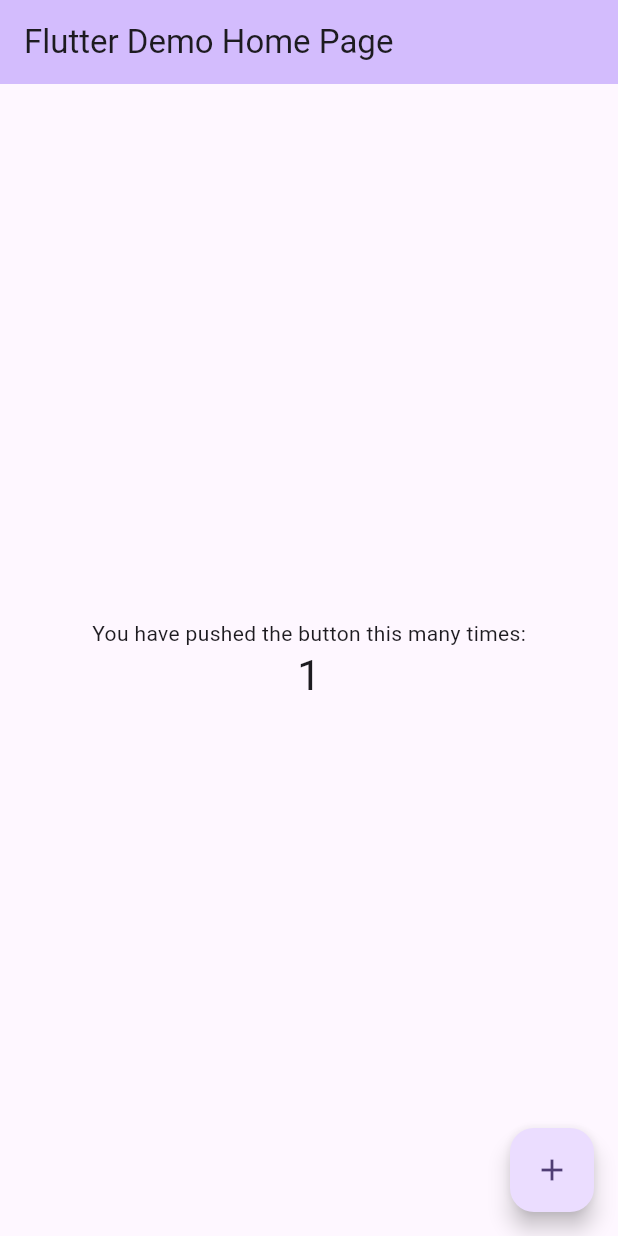
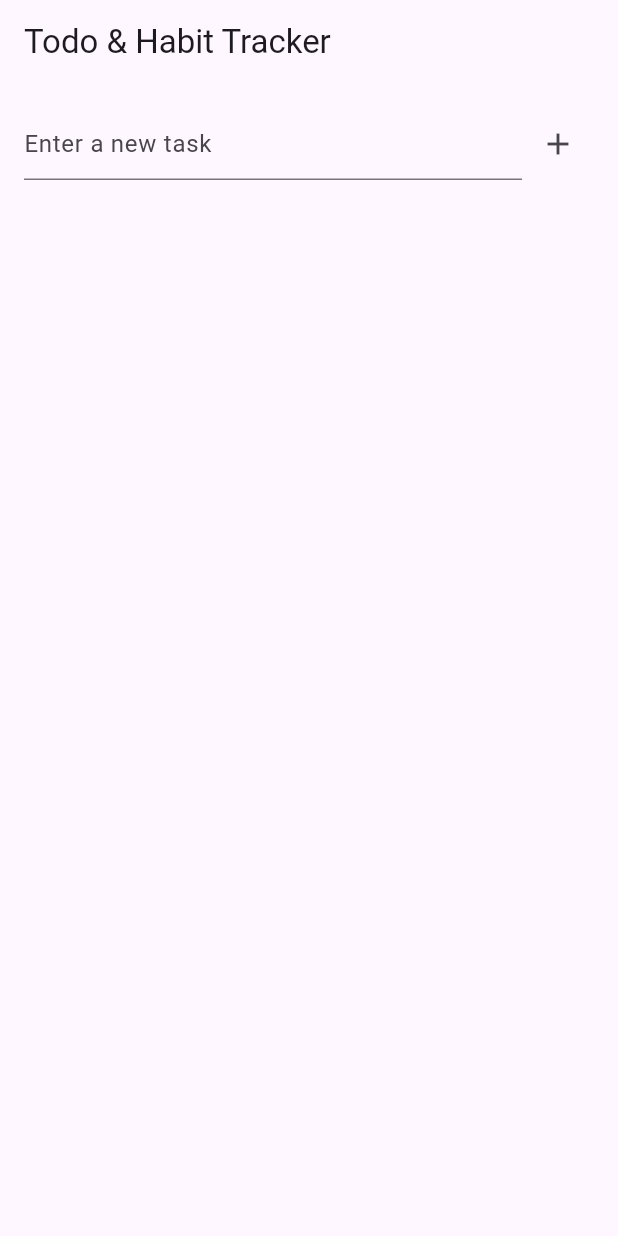
Before and after one commit to shimson7/Flutter_todo_habit_tracker, a Flutter app: the screen it shows after launch, after a tap on the "add" icon, on a phone screen of 412 x 824 dp. Run offline on Flutter 3.47's test engine with Material 3 defaults, Android fonts, the light colour scheme and no system bars.

Commit message:
feat : create & delete task

```diff
--- a/lib/main.dart
+++ b/lib/main.dart
@@ -1,122 +1,85 @@
 import 'package:flutter/material.dart';
 
 void main() {
-  runApp(const MyApp());
+  runApp(TodoApp());
 }
 
-class MyApp extends StatelessWidget {
-  const MyApp({super.key});
-
-  // This widget is the root of your application.
+class TodoApp extends StatelessWidget {
   @override
   Widget build(BuildContext context) {
     return MaterialApp(
-      title: 'Flutter Demo',
+      title: 'Todo & Habit Tracker',
       theme: ThemeData(
-        // This is the theme of your application.
-        //
-        // TRY THIS: Try running your application with "flutter run". You'll see
-        // the application has a purple toolbar. Then, without quitting the app,
-        // try changing the seedColor in the colorScheme below to Colors.green
-        // and then invoke "hot reload" (save your changes or press the "hot
-        // reload" button in a Flutter-supported IDE, or press "r" if you used
-        // the command line to start the app).
-        //
-        // Notice that the counter didn't reset back to zero; the application
-        // state is not lost during the reload. To reset the state, use hot
-        // restart instead.
-        //
-        // This works for code too, not just values: Most code changes can be
-        // tested with just a hot reload.
-        colorScheme: ColorScheme.fromSeed(seedColor: Colors.deepPurple),
+        primarySwatch: Colors.blue,
       ),
-      home: const MyHomePage(title: 'Flutter Demo Home Page'),
+      home: TodoListScreen(),
     );
   }
 }
 
-class MyHomePage extends StatefulWidget {
-  const MyHomePage({super.key, required this.title});
-
-  // This widget is the home page of your application. It is stateful, meaning
-  // that it has a State object (defined below) that contains fields that affect
-  // how it looks.
-
-  // This class is the configuration for the state. It holds the values (in this
-  // case the title) provided by the parent (in this case the App widget) and
-  // used by the build method of the State. Fields in a Widget subclass are
-  // always marked "final".
-
-  final String title;
-
+class TodoListScreen extends StatefulWidget {
   @override
-  State<MyHomePage> createState() => _MyHomePageState();
+  _TodoListScreenState createState() => _TodoListScreenState();
 }
 
-class _MyHomePageState extends State<MyHomePage> {
-  int _counter = 0;
+class _TodoListScreenState extends State<TodoListScreen> {
+  final List<String> _todos = [];
+  final TextEditingController _controller = TextEditingController();
 
-  void _incrementCounter() {
+  void _addTodo() {
+    if (_controller.text.isNotEmpty) {
+      setState(() {
+        _todos.add(_controller.text);
+        _controller.clear();
+      });
+    }
+  }
+
+  void _removeTodo(int index) {
     setState(() {
-      // This call to setState tells the Flutter framework that something has
-      // changed in this State, which causes it to rerun the build method below
-      // so that the display can reflect the updated values. If we changed
-      // _counter without calling setState(), then the build method would not be
-      // called again, and so nothing would appear to happen.
-      _counter++;
+      _todos.removeAt(index);
     });
   }
 
   @override
   Widget build(BuildContext context) {
-    // This method is rerun every time setState is called, for instance as done
-    // by the _incrementCounter method above.
-    //
-    // The Flutter framework has been optimized to make rerunning build methods
-    // fast, so that you can just rebuild anything that needs updating rather
-    // than having to individually change instances of widgets.
     return Scaffold(
-      appBar: AppBar(
-        // TRY THIS: Try changing the color here to a specific color (to
-        // Colors.amber, perhaps?) and trigger a hot reload to see the AppBar
-        // change color while the other colors stay the same.
-        backgroundColor: Theme.of(context).colorScheme.inversePrimary,
-        // Here we take the value from the MyHomePage object that was created by
-        // the App.build method, and use it to set our appbar title.
-        title: Text(widget.title),
+      appBar: AppBar(title: Text('Todo & Habit Tracker')),
+      body: Column(
+        children: [
+          Padding(
+            padding: const EdgeInsets.all(16.0),
+            child: Row(
+              children: [
+                Expanded(
+                  child: TextField(
+                    controller: _controller,
+                    decoration: InputDecoration(hintText: 'Enter a new task'),
+                  ),
+                ),
+                IconButton(
+                  icon: Icon(Icons.add),
+                  onPressed: _addTodo,
+                ),
+              ],
+            ),
+          ),
+          Expanded(
+            child: ListView.builder(
+              itemCount: _todos.length,
+              itemBuilder: (context, index) {
+                return ListTile(
+                  title: Text(_todos[index]),
+                  trailing: IconButton(
+                    icon: Icon(Icons.delete, color: Colors.red),
+                    onPressed: () => _removeTodo(index),
+                  ),
+                );
+              },
+            ),
+          ),
+        ],
       ),
-      body: Center(
-        // Center is a layout widget. It takes a single child and positions it
-        // in the middle of the parent.
-        child: Column(
-          // Column is also a layout widget. It takes a list of children and
-          // arranges them vertically. By default, it sizes itself to fit its
-          // children horizontally, and tries to be as tall as its parent.
-          //
-          // Column has various properties to control how it sizes itself and
-          // how it positions its children. Here we use mainAxisAlignment to
-          // center the children vertically; the main axis here is the vertical
-          // axis because Columns are vertical (the cross axis would be
-          // horizontal).
-          //
-          // TRY THIS: Invoke "debug painting" (choose the "Toggle Debug Paint"
-          // action in the IDE, or press "p" in the console), to see the
-          // wireframe for each widget.
-          mainAxisAlignment: MainAxisAlignment.center,
-          children: <Widget>[
-            const Text('You have pushed the button this many times:'),
-            Text(
-              '$_counter',
-              style: Theme.of(context).textTheme.headlineMedium,
-            ),
-          ],
-        ),
-      ),
-      floatingActionButton: FloatingActionButton(
-        onPressed: _incrementCounter,
-        tooltip: 'Increment',
-        child: const Icon(Icons.add),
-      ), // This trailing comma makes auto-formatting nicer for build methods.
     );
   }
 }
```
